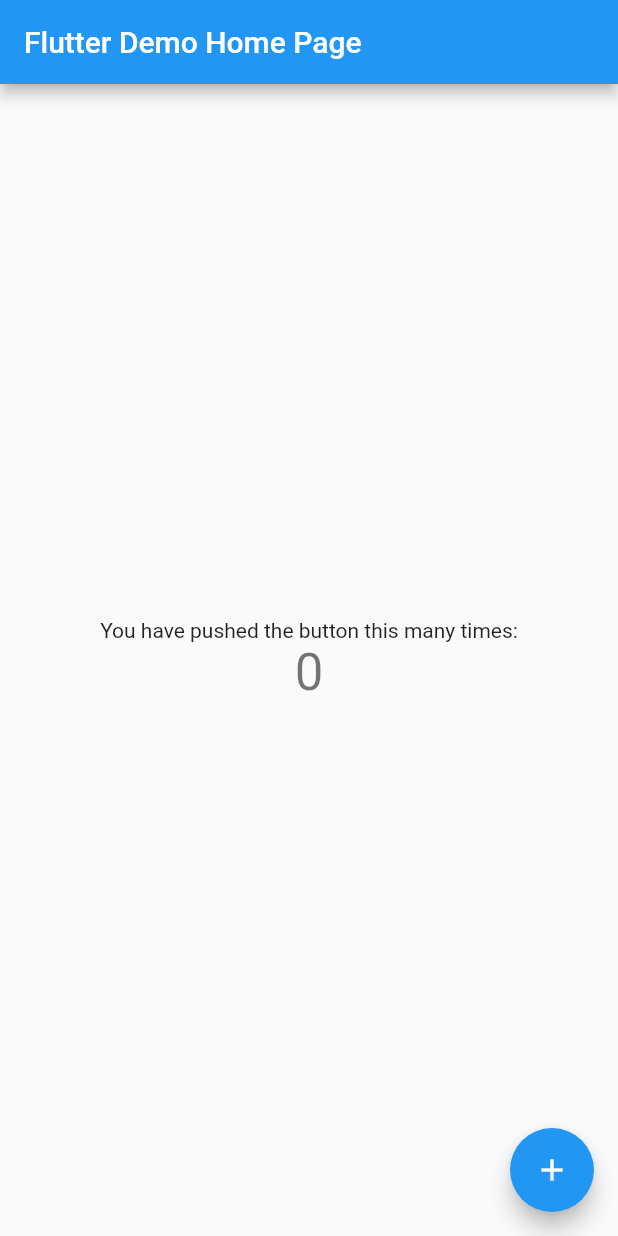
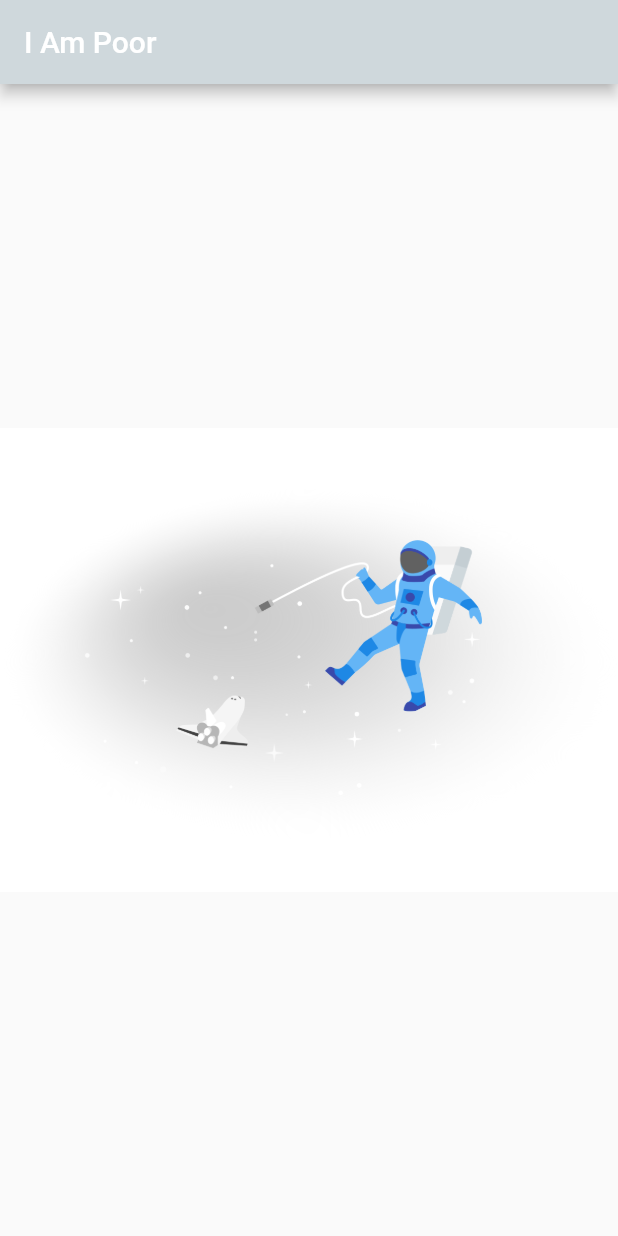
Before and after one commit to tomoya55/flutter-bootcamp, a Flutter app: the screen it shows after launch, on a phone screen of 412 x 824 dp. Run offline on Flutter 3.47's test engine with Material 2 defaults, Android fonts, the phone set to English and light mode, and no system bars.

Commit message:
I am poor

```diff
--- a/projects/i_am_poor/lib/main.dart
+++ b/projects/i_am_poor/lib/main.dart
@@ -1,117 +1,19 @@
 import 'package:flutter/material.dart';
 
 void main() {
-  runApp(MyApp());
-}
-
-class MyApp extends StatelessWidget {
-  // This widget is the root of your application.
-  @override
-  Widget build(BuildContext context) {
-    return MaterialApp(
-      title: 'Flutter Demo',
-      theme: ThemeData(
-        // This is the theme of your application.
-        //
-        // Try running your application with "flutter run". You'll see the
-        // application has a blue toolbar. Then, without quitting the app, try
-        // changing the primarySwatch below to Colors.green and then invoke
-        // "hot reload" (press "r" in the console where you ran "flutter run",
-        // or simply save your changes to "hot reload" in a Flutter IDE).
-        // Notice that the counter didn't reset back to zero; the application
-        // is not restarted.
-        primarySwatch: Colors.blue,
-        // This makes the visual density adapt to the platform that you run
-        // the app on. For desktop platforms, the controls will be smaller and
-        // closer together (more dense) than on mobile platforms.
-        visualDensity: VisualDensity.adaptivePlatformDensity,
-      ),
-      home: MyHomePage(title: 'Flutter Demo Home Page'),
-    );
-  }
-}
-
-class MyHomePage extends StatefulWidget {
-  MyHomePage({Key key, this.title}) : super(key: key);
-
-  // This widget is the home page of your application. It is stateful, meaning
-  // that it has a State object (defined below) that contains fields that affect
-  // how it looks.
-
-  // This class is the configuration for the state. It holds the values (in this
-  // case the title) provided by the parent (in this case the App widget) and
-  // used by the build method of the State. Fields in a Widget subclass are
-  // always marked "final".
-
-  final String title;
-
-  @override
-  _MyHomePageState createState() => _MyHomePageState();
-}
-
-class _MyHomePageState extends State<MyHomePage> {
-  int _counter = 0;
-
-  void _incrementCounter() {
-    setState(() {
-      // This call to setState tells the Flutter framework that something has
-      // changed in this State, which causes it to rerun the build method below
-      // so that the display can reflect the updated values. If we changed
-      // _counter without calling setState(), then the build method would not be
-      // called again, and so nothing would appear to happen.
-      _counter++;
-    });
-  }
-
-  @override
-  Widget build(BuildContext context) {
-    // This method is rerun every time setState is called, for instance as done
-    // by the _incrementCounter method above.
-    //
-    // The Flutter framework has been optimized to make rerunning build methods
-    // fast, so that you can just rebuild anything that needs updating rather
-    // than having to individually change instances of widgets.
-    return Scaffold(
-      appBar: AppBar(
-        // Here we take the value from the MyHomePage object that was created by
-        // the App.build method, and use it to set our appbar title.
-        title: Text(widget.title),
-      ),
-      body: Center(
-        // Center is a layout widget. It takes a single child and positions it
-        // in the middle of the parent.
-        child: Column(
-          // Column is also a layout widget. It takes a list of children and
-          // arranges them vertically. By default, it sizes itself to fit its
-          // children horizontally, and tries to be as tall as its parent.
-          //
-          // Invoke "debug painting" (press "p" in the console, choose the
-          // "Toggle Debug Paint" action from the Flutter Inspector in Android
-          // Studio, or the "Toggle Debug Paint" command in Visual Studio Code)
-          // to see the wireframe for each widget.
-          //
-          // Column has various properties to control how it sizes itself and
-          // how it positions its children. Here we use mainAxisAlignment to
-          // center the children vertically; the main axis here is the vertical
-          // axis because Columns are vertical (the cross axis would be
-          // horizontal).
-          mainAxisAlignment: MainAxisAlignment.center,
-          children: <Widget>[
-            Text(
-              'You have pushed the button this many times:',
-            ),
-            Text(
-              '$_counter',
-              style: Theme.of(context).textTheme.headline4,
-            ),
-          ],
+  runApp(
+    MaterialApp(
+      home: Scaffold(
+        appBar: AppBar(
+          backgroundColor: Colors.blueGrey[100],
+          title: Text("I Am Poor"),
+        ),
+        body: Center(
+          child: Image(
+            image: AssetImage("images/fogg-no-connection-2.png"),
+          ),
         ),
       ),
-      floatingActionButton: FloatingActionButton(
-        onPressed: _incrementCounter,
-        tooltip: 'Increment',
-        child: Icon(Icons.add),
-      ), // This trailing comma makes auto-formatting nicer for build methods.
-    );
-  }
+    ),
+  );
 }
```
Also changed, not shown: projects/i_am_poor/pubspec.yaml (+3 -8 lines), projects/i_am_poor/images/fogg-no-connection-2.png (added).
